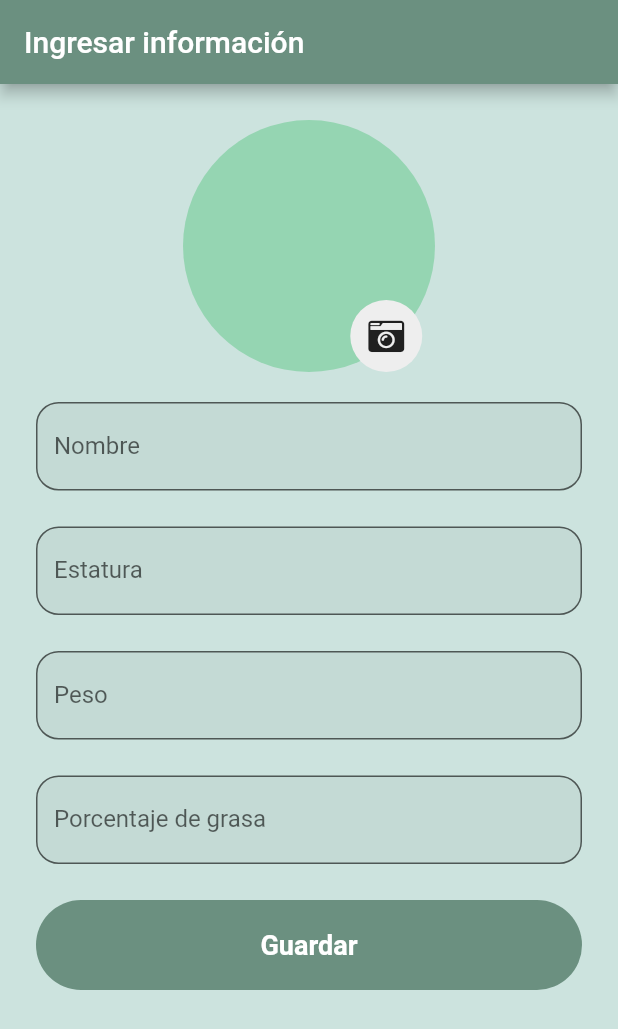
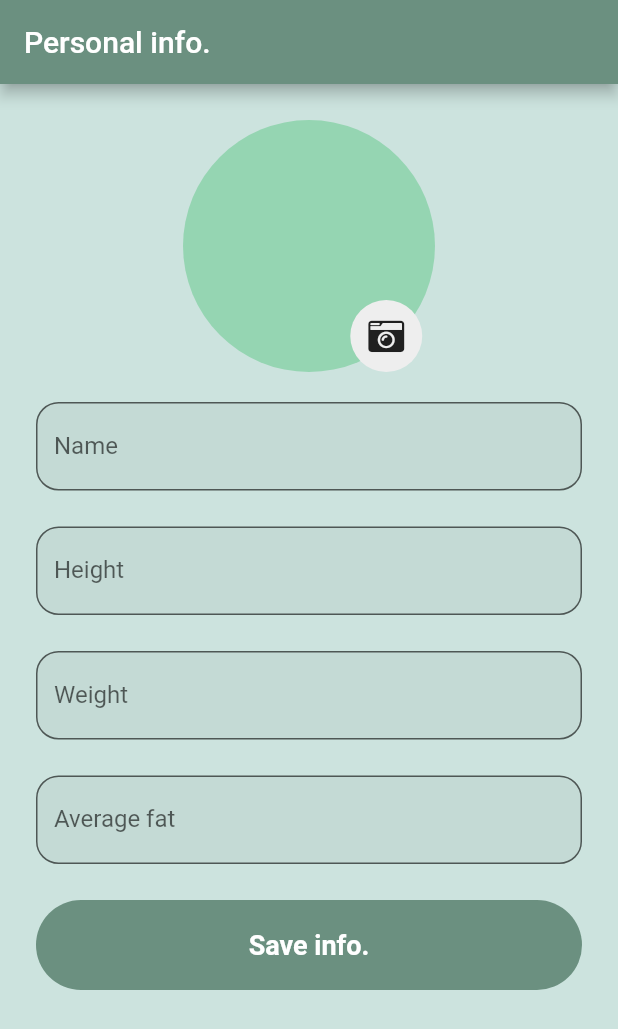
Before and after one commit to Daniel221/DietApp, a Flutter app: the CreateForm screen opened directly, on a phone screen of 412 x 824 dp. Shown: the top 1029 px of the screen. Run offline on Flutter 3.47's test engine with Material 2 defaults, Android fonts, the phone set to English and light mode, and no system bars; our stand-ins replace auth_buttons, bloc, cloud_firestore, contained_tab_bar_view, equatable, firebase_auth and 6 more; missing offline and left inert: flutter_shimmer; accounts and stored records are empty; network calls fail.

Commit message:
changed to english

```diff
--- a/lib/create/create_form.dart
+++ b/lib/create/create_form.dart
@@ -59,7 +59,7 @@ class _CreateFormState extends State<CreateForm> {
       backgroundColor: Color(0xFFcce3de),
       appBar: AppBar(
         automaticallyImplyLeading: false,
-        title: Text('Ingresar información'),
+        title: Text('Personal info.'),
         actions: [
           // IconButton(
           //   onPressed: () {
@@ -91,7 +91,7 @@ class _CreateFormState extends State<CreateForm> {
                 ),
               );
               ScaffoldMessenger.of(context).showSnackBar(
-                const SnackBar(content: Text('Información guardada')),
+                const SnackBar(content: Text('Info. saved')),
               );
             }
           },
@@ -122,7 +122,7 @@ class _CreateFormState extends State<CreateForm> {
                           maxRadius: 24,
                           backgroundColor: Colors.grey[200],
                           child: IconButton(
-                            tooltip: 'Tomar foto',
+                            tooltip: 'Take picture',
                             color: Colors.black87,
                             icon: Icon(FontAwesomeIcons.cameraRetro),
                             onPressed: () async {
@@ -140,7 +140,7 @@ class _CreateFormState extends State<CreateForm> {
                 ),
                 TextFormField(
                   decoration: InputDecoration(
-                    label: Text('Nombre'),
+                    label: Text('Name'),
                     border: OutlineInputBorder(
                       borderRadius: BorderRadius.circular(15),
                     ),
@@ -148,7 +148,7 @@ class _CreateFormState extends State<CreateForm> {
                   ),
                   validator: (value) {
                     if (value == null || value.isEmpty) {
-                      return 'Ingresa tu nombre';
+                      return 'Type in your name';
                     } else {
                       name = value;
                     }
@@ -159,7 +159,7 @@ class _CreateFormState extends State<CreateForm> {
                 TextFormField(
                   keyboardType: TextInputType.number,
                   decoration: InputDecoration(
-                    label: Text('Estatura'),
+                    label: Text('Height'),
                     border: OutlineInputBorder(
                       borderRadius: BorderRadius.circular(15),
                     ),
@@ -167,7 +167,7 @@ class _CreateFormState extends State<CreateForm> {
                   ),
                   validator: (value) {
                     if (value == null || value.isEmpty) {
-                      return 'Ingresa tu estatura';
+                      return 'Type in your height';
                     } else {
                       estatura = double.parse(value);
                     }
@@ -178,7 +178,7 @@ class _CreateFormState extends State<CreateForm> {
                 TextFormField(
                   keyboardType: TextInputType.number,
                   decoration: InputDecoration(
-                    label: Text('Peso'),
+                    label: Text('Weight'),
                     border: OutlineInputBorder(
                       borderRadius: BorderRadius.circular(15),
                     ),
@@ -186,7 +186,7 @@ class _CreateFormState extends State<CreateForm> {
                   ),
                   validator: (value) {
                     if (value == null || value.isEmpty) {
-                      return 'Ingresa tu peso';
+                      return 'Type in your weight';
                     } else {
                       peso = double.parse(value);
                     }
@@ -197,7 +197,7 @@ class _CreateFormState extends State<CreateForm> {
                 TextFormField(
                   keyboardType: TextInputType.number,
                   decoration: InputDecoration(
-                    label: Text('Porcentaje de grasa'),
+                    label: Text('Average fat'),
                     border: OutlineInputBorder(
                       borderRadius: BorderRadius.circular(15),
                     ),
@@ -205,7 +205,7 @@ class _CreateFormState extends State<CreateForm> {
                   ),
                   validator: (value) {
                     if (value == null || value.isEmpty) {
-                      return 'Ingresa tu porcentaje';
+                      return 'Type in your average fat';
                     } else {
                       porcentaje = double.parse(value);
                     }
@@ -249,7 +249,7 @@ class _CreateFormState extends State<CreateForm> {
                     borderRadius: BorderRadius.circular(50),
                   ),
                   child: Text(
-                    'Guardar',
+                    'Save info.',
                     style: TextStyle(
                       fontWeight: FontWeight.bold,
                       fontSize: 18,
--- a/lib/login/login_form.dart
+++ b/lib/login/login_form.dart
@@ -85,7 +85,7 @@ class _LoginFormState extends State<LoginForm> {
                   builder: (context) {
                     return AlertDialog(
                         title: Text(
-                          'Error al hacer login',
+                          "Couldn't login",
                         ),
                         content: Text('${state.error}:\n${state.code}'));
                   },
@@ -123,7 +123,7 @@ class _LoginFormState extends State<LoginForm> {
                                   height: 20,
                                 ),
                                 Text(
-                                  'Ingresa a tu cuenta',
+                                  'Access your account',
                                   style: TextStyle(
                                     fontSize: 15,
                                     color: Colors.grey[700],
--- a/lib/user.dart
+++ b/lib/user.dart
@@ -22,7 +22,7 @@ class _UserState extends State<User> {
         children: [
           Center(
             child: Text(
-              "Información del usuario",
+              "User info.",
               style: TextStyle(fontSize: 28),
             ),
           ),
@@ -56,24 +56,25 @@ class _UserState extends State<User> {
                           ),
                           Card(
                             child: ListTile(
-                              leading: Text('Nombre: ${state.info["name"]}'),
+                              leading: Text('Name: ${state.info["name"]}'),
+                            ),
+                          ),
+                          Card(
+                            child: ListTile(
+                              leading:
+                                  Text('Height: ${state.info["estatura"]} m.'),
+                            ),
+                          ),
+                          Card(
+                            child: ListTile(
+                              leading:
+                                  Text('Weight: ${state.info["peso"]} kg.'),
                             ),
                           ),
                           Card(
                             child: ListTile(
                               leading: Text(
-                                  'Estatura: ${state.info["estatura"]} m.'),
-                            ),
-                          ),
-                          Card(
-                            child: ListTile(
-                              leading: Text('Peso: ${state.info["peso"]} kg.'),
-                            ),
-                          ),
-                          Card(
-                            child: ListTile(
-                              leading: Text(
-                                  'Porcentaje de grasa: ${state.info["porcentaje"]} %'),
+                                  'Average fat: ${state.info["porcentaje"]} %'),
                             ),
                           ),
                         ],
```
Also changed, not shown: lib/welcome_form.dart (+4 -4 lines).
